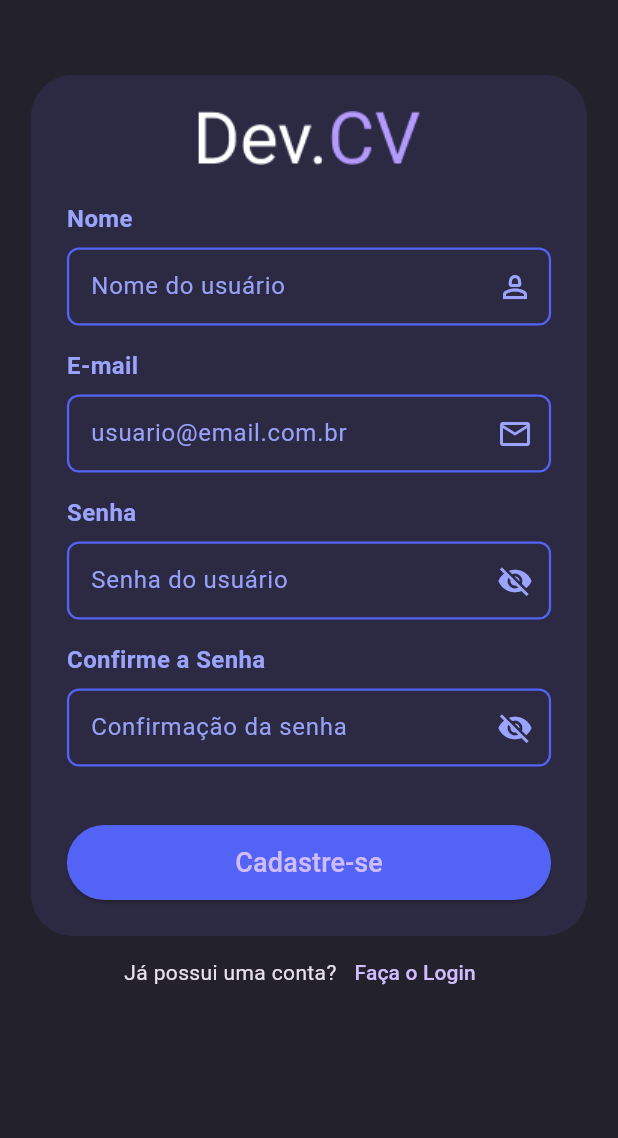
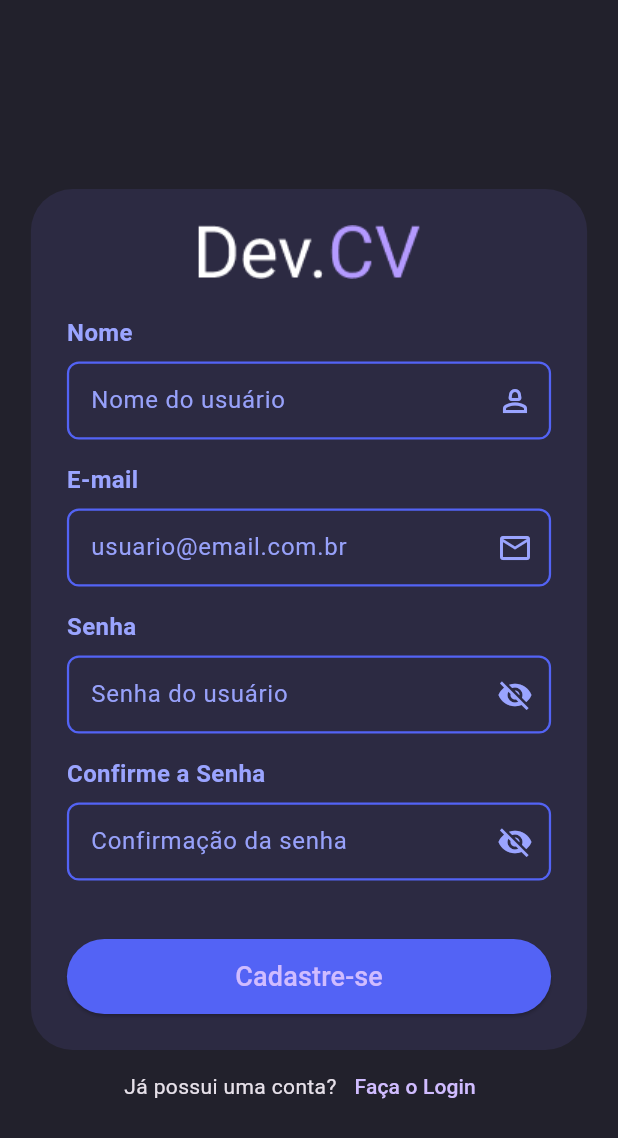
Before and after one commit to GilbertSilvaa/dev.CV, a Flutter app: the LoginScreen screen opened by its route, after a tap on "Login", after a tap on "Cadastre-se aqui", on a phone screen of 412 x 824 dp. Shown: the top 1138 px of the screen. Run offline on Flutter 3.47's test engine with Material 2 defaults, Android fonts, the phone set to English and light mode, and no system bars; our stand-ins replace shared_preferences; accounts and stored records are empty; network calls fail.

Commit message:
feat: centralize the login and registration screens, reset the data on the login screen when changing screens and passing the argument to identify in the home if it is the user's first access.

```diff
--- a/app/lib/screens/index.dart
+++ b/app/lib/screens/index.dart
@@ -31,9 +31,11 @@ class _IndexState extends State<Index> {
         if (context.mounted) {
           Navigator.of(context).pushReplacementNamed('/login');
         }
-        return;
+      } else {
+        if (context.mounted) {
+          Navigator.of(context).pushReplacementNamed('/home');
+        }
       }
-      if (context.mounted) Navigator.of(context).pushReplacementNamed('/home');
     });
 
     super.initState();
--- a/app/lib/screens/login/login_screen.dart
+++ b/app/lib/screens/login/login_screen.dart
@@ -98,14 +98,13 @@ class _LoginScreenState extends State<LoginScreen> {
   @override
   Widget build(BuildContext context) {
     return Scaffold(
-      body: SingleChildScrollView(
-        child: Center(
+      body: Center(
+        child: SingleChildScrollView(
           child: Column(
             children: [
               Container(
                 padding: const EdgeInsetsDirectional.only(top: 40, bottom: 40),
                 width: MediaQuery.of(context).size.width * 0.9,
-                margin: const EdgeInsetsDirectional.only(top: 80),
                 decoration: BoxDecoration(
                   borderRadius: BorderRadius.circular(28),
                   color: const Color(0xFF2C2A42),
@@ -153,6 +152,14 @@ class _LoginScreenState extends State<LoginScreen> {
                           builder: (context) => const RegisterScreen(),
                         ),
                       );
+
+                      // reseta o formulário quando trocar de tela
+                      setState(() {
+                        _emailError = null;
+                        _passwordError = null;
+                        _emailController.clear();
+                        _passwordController.clear();
+                      });
                     },
                     child: const Text('Cadastre-se aqui'),
                   ),
--- a/app/lib/screens/register/register_screen.dart
+++ b/app/lib/screens/register/register_screen.dart
@@ -99,7 +99,10 @@ class _RegisterScreenState extends State<RegisterScreen> {
         prefs.setString('user-name', user.name);
 
         if (context.mounted) {
-          Navigator.of(context).pushReplacementNamed('/home');
+          Navigator.of(context).pushReplacementNamed(
+            '/home',
+            arguments: {'isFirstTime': true},
+          );
         }
         return;
       }
@@ -118,9 +121,10 @@ class _RegisterScreenState extends State<RegisterScreen> {
   @override
   Widget build(BuildContext context) {
     return Scaffold(
-      body: SingleChildScrollView(
-        child: Center(
+      body: Center(
+        child: SingleChildScrollView(
           child: Column(
+            mainAxisAlignment: MainAxisAlignment.center,
             children: [
               Container(
                 width: MediaQuery.of(context).size.width * 0.9,
--- a/app/lib/services/api_service.dart
+++ b/app/lib/services/api_service.dart
@@ -15,8 +15,8 @@ class ApiService {
         headers: headers,
         body: body != null ? json.encode(body) : null,
       );
+      //print(response.statusCode);
 
-      //print(response.statusCode);
       return jsonDecode(response.body);
     } catch (error) {
       throw Exception('Failed api request: $error');
```
Also changed, not shown: app/lib/screens/home/home_screen.dart (+8 -1 lines).
